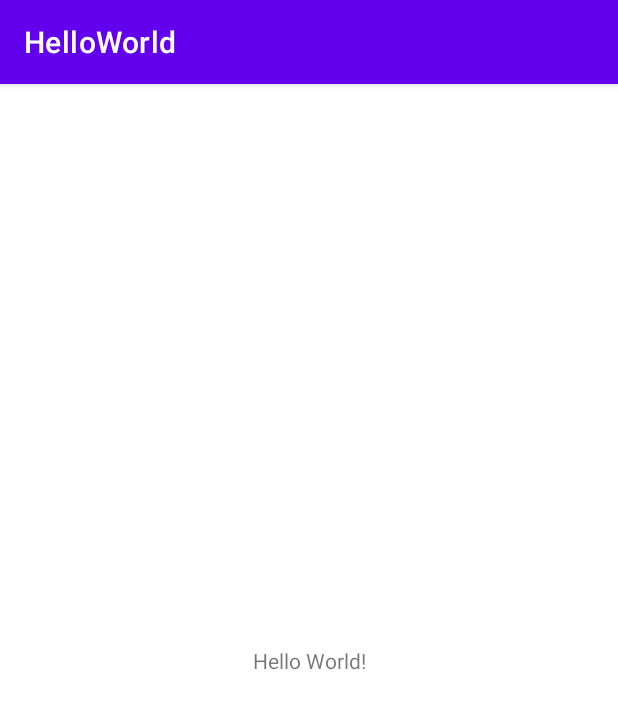
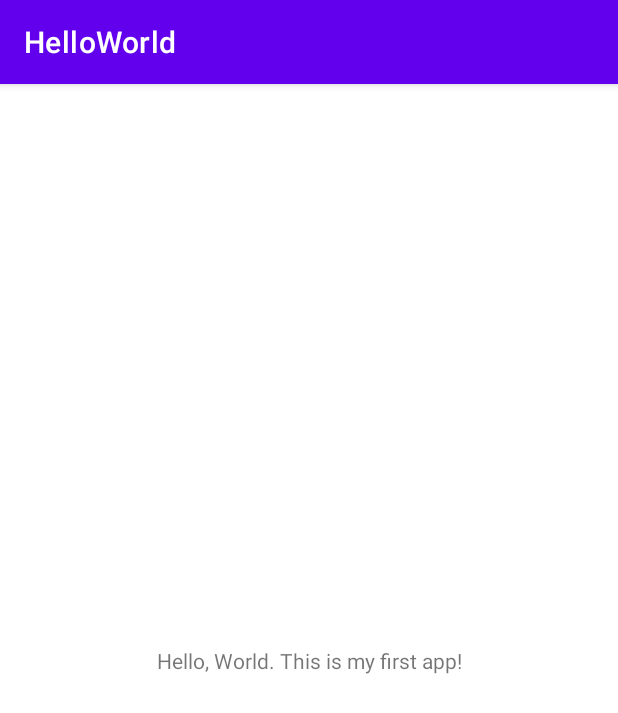
Before and after one commit to elyordan/CIS3315, an Android app: the screen it shows after launch (MainActivity), on a phone screen of 412 x 824 dp. Shown: the top 713 px of the screen. Run offline under Robolectric (Android 15) with nearby library versions, the phone set to English and light mode, and no system bars.

Commit message:
added my_greeting to string.xml

```diff
--- a/Lab1/app/src/main/res/layout/activity_main.xml
+++ b/Lab1/app/src/main/res/layout/activity_main.xml
@@ -9,7 +9,7 @@
     <TextView
         android:layout_width="wrap_content"
         android:layout_height="wrap_content"
-        android:text="Hello World!"
+        android:text="@string/my_greeting"
         app:layout_constraintBottom_toBottomOf="parent"
         app:layout_constraintLeft_toLeftOf="parent"
         app:layout_constraintRight_toRightOf="parent"
--- a/Lab1/app/src/main/res/values/strings.xml
+++ b/Lab1/app/src/main/res/values/strings.xml
@@ -1,3 +1,4 @@
 <resources>
     <string name="app_name">HelloWorld</string>
+    <string name="my_greeting">Hello, World. This is my first app!</string>
 </resources>
```
